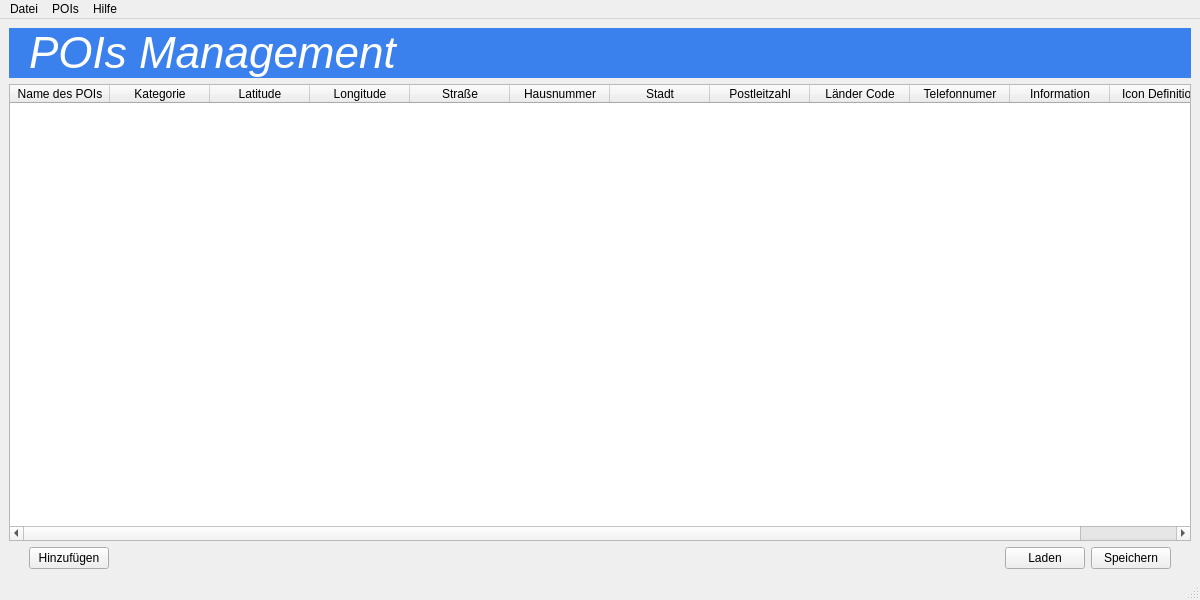
Old version of the form src/main_window.ui in the repository bbulis-tgm/pois_management.
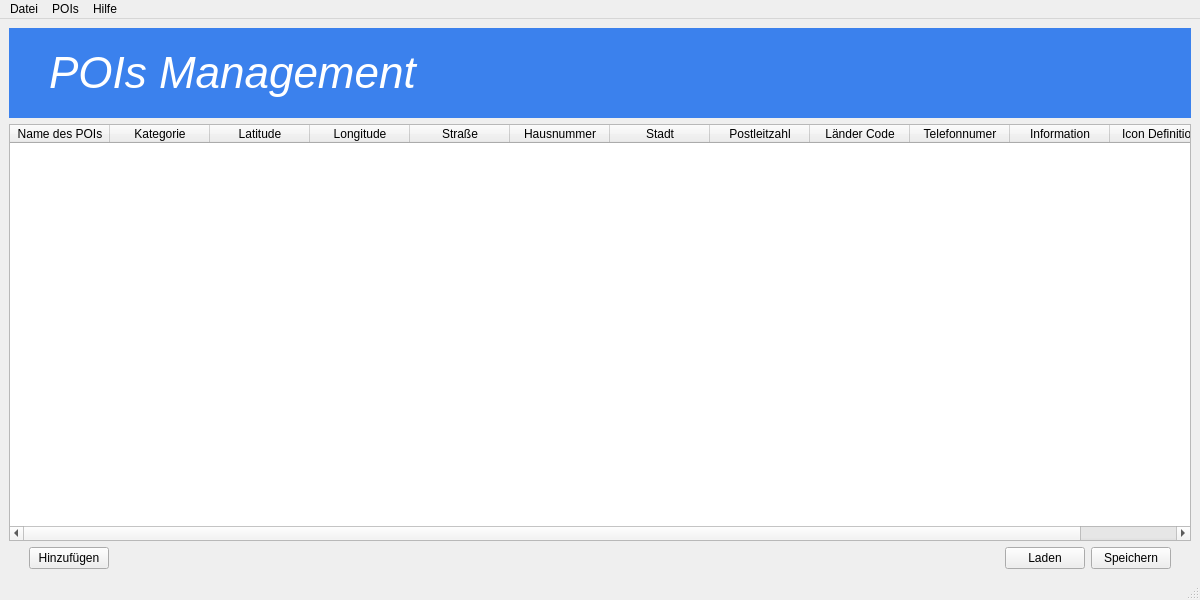
New version of the form.

The edit to the form file:
```diff
--- a/src/main_window.ui
+++ b/src/main_window.ui
@@ -39,7 +39,8 @@
       </property>
       <property name="styleSheet">
        <string notr="true">background-color: #3B81ED;
-color: white;</string>
+color: white;
+padding: 20px;</string>
       </property>
       <property name="text">
        <string>POIs Management</string>
@@ -48,7 +49,7 @@
        <bool>false</bool>
       </property>
       <property name="margin">
-       <number>20</number>
+       <number>0</number>
       </property>
       <property name="indent">
        <number>20</number>
```
